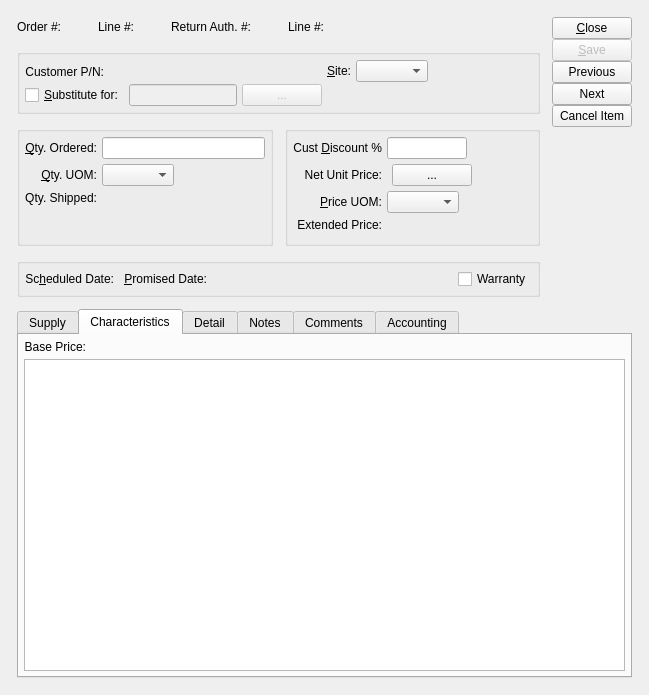
Pegasus-RPG/xtuple-client, file guiclient/salesOrderItem.ui: the form before one commit.
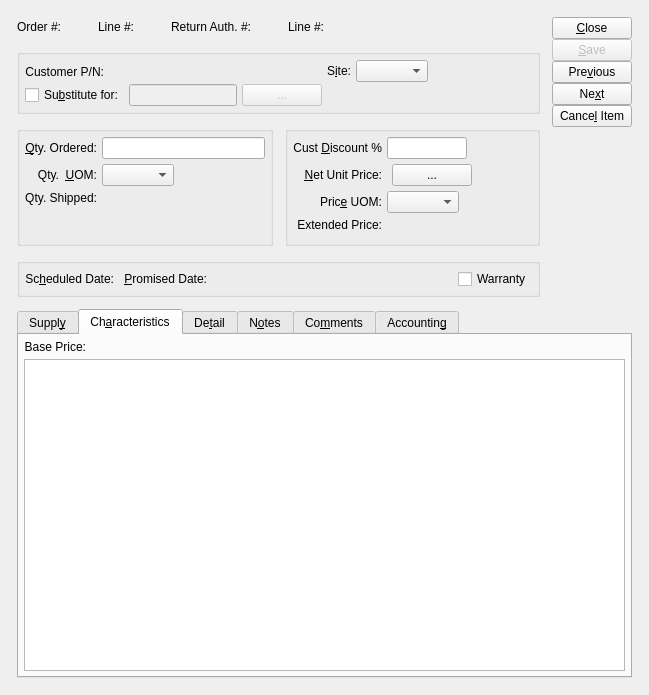
The form after the commit. The open tabs and pages were chosen to show the change. Custom widgets are drawn as their Qt base class.

Commit message: Improve Accelerator keys on Sales Order.  Unflag query button as default on some displays that are not dialogs.

What changed in the file:
```diff
--- a/guiclient/salesOrderItem.ui
+++ b/guiclient/salesOrderItem.ui
@@ -189,7 +189,7 @@
           <enum>Qt::NoFocus</enum>
          </property>
          <property name="text">
-          <string>Previous</string>
+          <string>Pre&amp;vious</string>
          </property>
         </widget>
        </item>
@@ -199,17 +199,17 @@
           <enum>Qt::NoFocus</enum>
          </property>
          <property name="text">
-          <string>Next</string>
+          <string>Ne&amp;xt</string>
          </property>
         </widget>
        </item>
        <item>
         <widget class="QPushButton" name="_cancel">
          <property name="focusPolicy">
-          <enum>Qt::NoFocus</enum>
+          <enum>Qt::StrongFocus</enum>
          </property>
          <property name="text">
-          <string>Cancel Item</string>
+          <string>Cance&amp;l Item</string>
          </property>
         </widget>
        </item>
@@ -269,7 +269,7 @@
             <item row="0" column="0">
              <widget class="QLabel" name="_warehouseLit">
               <property name="text">
-               <string>&amp;Site:</string>
+               <string>S&amp;ite:</string>
               </property>
               <property name="alignment">
                <set>Qt::AlignRight|Qt::AlignTrailing|Qt::AlignVCenter</set>
@@ -282,7 +282,7 @@
             <item row="0" column="1">
              <widget class="WComboBox" name="_warehouse">
               <property name="focusPolicy">
-               <enum>Qt::NoFocus</enum>
+               <enum>Qt::ClickFocus</enum>
               </property>
               <property name="type">
                <enum>WComboBox::Sold</enum>
@@ -351,7 +351,7 @@
                <enum>Qt::NoFocus</enum>
               </property>
               <property name="text">
-               <string>&amp;Substitute for:</string>
+               <string>Su&amp;bstitute for:</string>
               </property>
              </widget>
             </item>
@@ -367,7 +367,7 @@
                </size>
               </property>
               <property name="focusPolicy">
-               <enum>Qt::NoFocus</enum>
+               <enum>Qt::StrongFocus</enum>
               </property>
              </widget>
             </item>
@@ -446,7 +446,7 @@
             <item row="1" column="0">
              <widget class="QLabel" name="_priceUOMLit_2">
               <property name="text">
-               <string>&amp;Qty. UOM:</string>
+               <string>Qty.  &amp;UOM:</string>
               </property>
               <property name="alignment">
                <set>Qt::AlignRight|Qt::AlignTrailing|Qt::AlignVCenter</set>
@@ -464,7 +464,7 @@
               <item>
                <widget class="XComboBox" name="_qtyUOM">
                 <property name="focusPolicy">
-                 <enum>Qt::NoFocus</enum>
+                 <enum>Qt::ClickFocus</enum>
                 </property>
                </widget>
               </item>
@@ -590,7 +590,7 @@
         <item row="1" column="0">
          <widget class="QLabel" name="_netUnitPriceLit">
           <property name="text">
-           <string>Net Unit Price:</string>
+           <string>&amp;Net Unit Price:</string>
           </property>
           <property name="alignment">
            <set>Qt::AlignRight|Qt::AlignTrailing|Qt::AlignVCenter</set>
@@ -598,6 +598,9 @@
           <property name="margin">
            <number>5</number>
           </property>
+          <property name="buddy">
+           <cstring>_netUnitPrice</cstring>
+          </property>
          </widget>
         </item>
         <item row="1" column="1">
@@ -653,7 +656,10 @@
         <item row="2" column="0">
          <widget class="QLabel" name="_priceUOMLit">
           <property name="text">
-           <string>&amp;Price UOM:</string>
+           <string>Pric&amp;e UOM:</string>
+          </property>
+          <property name="textFormat">
+           <enum>Qt::RichText</enum>
           </property>
           <property name="alignment">
            <set>Qt::AlignRight|Qt::AlignTrailing|Qt::AlignVCenter</set>
@@ -671,7 +677,7 @@
           <item>
            <widget class="XComboBox" name="_priceUOM">
             <property name="focusPolicy">
-             <enum>Qt::NoFocus</enum>
+             <enum>Qt::ClickFocus</enum>
             </property>
            </widget>
           </item>
@@ -818,11 +824,11 @@
         </sizepolicy>
        </property>
        <property name="currentIndex">
-        <number>0</number>
+        <number>1</number>
        </property>
        <widget class="QWidget" name="supplyTab">
         <attribute name="title">
-         <string>Supply</string>
+         <string>Suppl&amp;y</string>
         </attribute>
         <layout class="QGridLayout">
          <item row="0" column="0">
@@ -1397,7 +1403,7 @@
        </widget>
        <widget class="QWidget" name="_itemCharacteristicsTab">
         <attribute name="title">
-         <string>Characteristics</string>
+         <string>Ch&amp;aracteristics</string>
         </attribute>
         <layout class="QGridLayout">
          <item row="0" column="0">
@@ -1447,9 +1453,6 @@
          </item>
          <item row="1" column="0" colspan="3">
           <widget class="QTreeView" name="_itemcharView">
-           <property name="focusPolicy">
-            <enum>Qt::NoFocus</enum>
-           </property>
            <property name="editTriggers">
             <set>QAbstractItemView::AllEditTriggers</set>
            </property>
@@ -1465,7 +1468,7 @@
        </widget>
        <widget class="QWidget" name="_costs">
         <attribute name="title">
-         <string>Detail</string>
+         <string>De&amp;tail</string>
         </attribute>
         <layout class="QGridLayout">
          <item row="0" column="0">
@@ -1693,7 +1696,7 @@
        </widget>
        <widget class="QWidget" name="_notesTab">
         <attribute name="title">
-         <string>Notes</string>
+         <string>N&amp;otes</string>
         </attribute>
         <layout class="QVBoxLayout">
          <property name="spacing">
@@ -1705,7 +1708,7 @@
          <item>
           <widget class="QTextEdit" name="_notes">
            <property name="focusPolicy">
-            <enum>Qt::ClickFocus</enum>
+            <enum>Qt::StrongFocus</enum>
            </property>
           </widget>
          </item>
@@ -1713,7 +1716,7 @@
        </widget>
        <widget class="QWidget" name="_commentsTab">
         <attribute name="title">
-         <string>Comments</string>
+         <string>Co&amp;mments</string>
         </attribute>
         <layout class="QVBoxLayout">
          <property name="spacing">
@@ -1739,7 +1742,7 @@
        </widget>
        <widget class="QWidget" name="_costofsalesTab">
         <attribute name="title">
-         <string>Accounting</string>
+         <string>Accountin&amp;g</string>
         </attribute>
         <layout class="QGridLayout">
          <item row="0" column="0">
```
Left out of the diff: 19 changed lines with no effect on the pictures. The commit also changes 8 other files.
